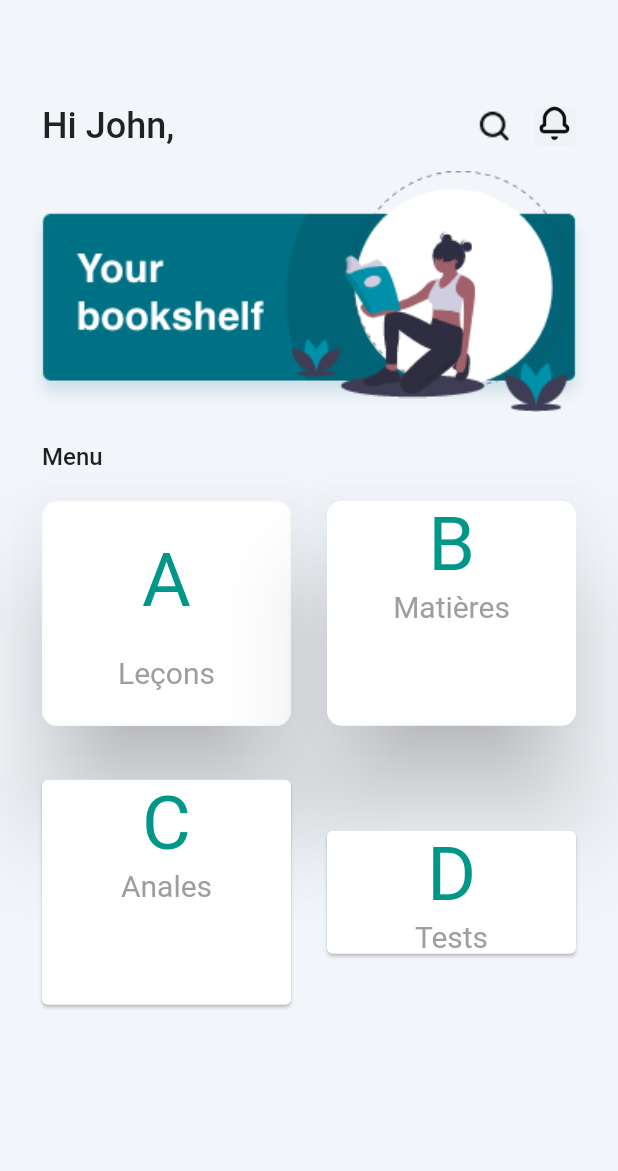
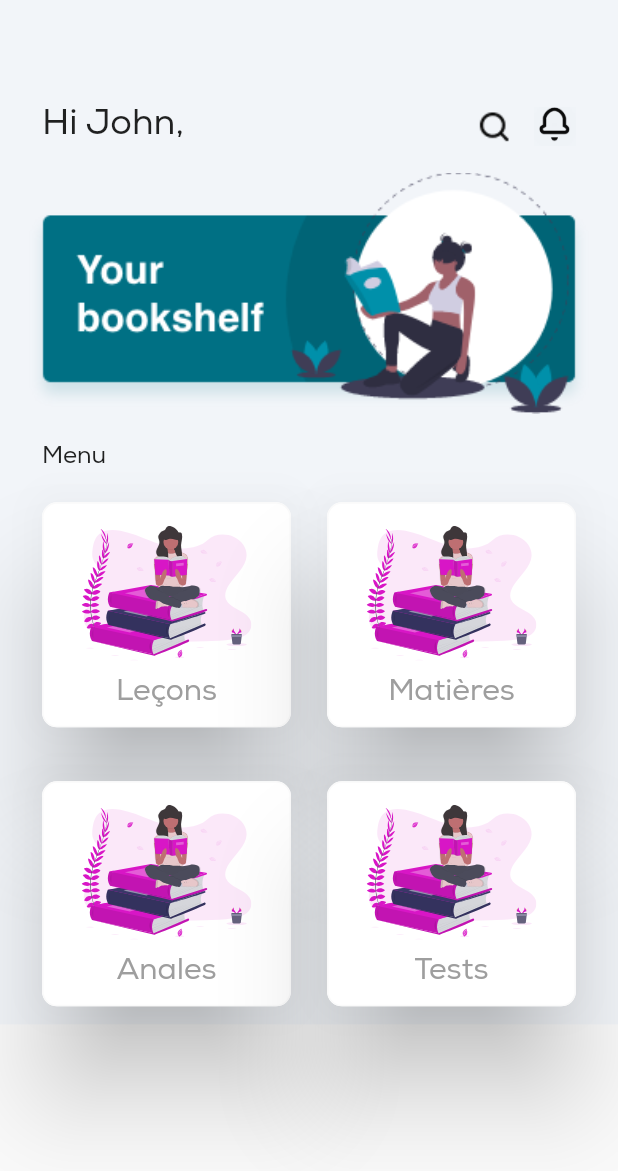
Before and after one commit to livlegend/cours_reading, a Flutter app: the screen it shows after launch, on a phone screen of 412 x 824 dp. Shown: the top 1171 px of the screen. Run offline on Flutter 3.47's test engine with Material 2 defaults, Android fonts, the phone set to English and light mode, and no system bars; our stand-ins replace flutter_svg.

Commit message:
updating home figure

```diff
--- a/lib/views/home.dart
+++ b/lib/views/home.dart
@@ -4,6 +4,7 @@ import 'package:flutter/material.dart';
 import 'package:bookshelf_app/data/data.dart';
 import 'package:bookshelf_app/models/book_model.dart';
 import 'package:bookshelf_app/models/single_book_model.dart';
+import 'package:flutter_svg/flutter_svg.dart';
 import 'package:bookshelf_app/resource/widgets.dart';
 
 String slectedCategorie = "All";
@@ -31,7 +32,8 @@ class _MyHomePageState extends State<MyHomePage> {
   @override
   Widget build(BuildContext context) {
     return Scaffold(
-      body: Container(
+      body: SingleChildScrollView(
+        child:Container(
           color: Color(0xffF2F5F9),
           padding: EdgeInsets.symmetric(horizontal: 16),
           child: Container(
@@ -49,7 +51,10 @@ class _MyHomePageState extends State<MyHomePage> {
                       Text(
                         "Hi John,",
                         style:
-                          TextStyle(fontWeight: FontWeight.w500, fontSize: 24),
+                        TextStyle(
+                            fontWeight: FontWeight.w500,
+                            fontFamily: 'NexaRegular',
+                            fontSize: 24),
                       ),
                       Spacer(),
                       Image.asset(
@@ -82,6 +87,7 @@ class _MyHomePageState extends State<MyHomePage> {
                     style: TextStyle(
                         color: Colors.black87,
                         fontSize: 16,
+                        fontFamily: 'NexaRegular',
                         fontWeight: FontWeight.w500),
                   ),
                 ),
@@ -107,18 +113,19 @@ class _MyHomePageState extends State<MyHomePage> {
                                   child:Column(
                                     mainAxisAlignment: MainAxisAlignment.center,
                                     children: <Widget>[
-                                    Text(
-                                      'A',
-                                      style: TextStyle(
-                                          fontSize: 50.0, color: Colors.teal),
+                                      SizedBox(
+                                        height: 5.0   ,
                                       ),
+                                      SvgPicture.asset("assets/book_lover.svg",matchTextDirection: false,height: 90.0, width: 200,),
                                       SizedBox(
-                                      height: 20.0,
+                                        height: 10.0   ,
                                       ),
                                       Text(
                                         'Leçons',
                                         style: TextStyle(
-                                          fontSize: 20.0, color: Colors.grey),
+                                            fontSize: 20.0,
+                                            fontFamily: 'NexaRegular',
+                                            color: Colors.grey),
                                       ),
                                       SizedBox(
                                         width: 10.0,
@@ -126,7 +133,8 @@ class _MyHomePageState extends State<MyHomePage> {
                                     ],
                                   )
                               ),
-                          )),
+                            )
+                        ),
                       ),
                       Expanded(
                           child: Padding(
@@ -135,35 +143,37 @@ class _MyHomePageState extends State<MyHomePage> {
                                 color: Colors.white,
                                 elevation: 30.0,
                                 shape: RoundedRectangleBorder(
+                                  side: BorderSide(color: Colors.grey.shade50, width: 1),
                                   borderRadius: BorderRadius.circular(10),
                                 ),
                                 child: Container(
                                     width: 350,
                                     height: 150,
-                              child: Center(
-                                child: Column(
+                                    child:Column(
+                                      mainAxisAlignment: MainAxisAlignment.center,
                                       children: <Widget>[
-                                    Text(
-                                      'B',
-                                      style: TextStyle(
-                                          fontSize: 50.0, color: Colors.teal),
+                                        SizedBox(
+                                          height: 5.0   ,
                                         ),
+                                        SvgPicture.asset("assets/book_lover.svg",matchTextDirection: false,height: 90.0, width: 200,),
                                         SizedBox(
-                                      width: 10.0,
+                                          height: 10.0   ,
                                         ),
                                         Text(
                                           'Matières',
                                           style: TextStyle(
-                                          fontSize: 20.0, color: Colors.grey),
+                                              fontSize: 20.0,
+                                              fontFamily: 'NexaRegular',
+                                              color: Colors.grey),
                                         ),
                                         SizedBox(
                                           width: 10.0,
                                         ),
                                       ],
+                                    )
                                 ),
+                              )
                           ),
-                            ),
-                          )),
                       ),
                     ],
                   ),
@@ -179,29 +189,36 @@ class _MyHomePageState extends State<MyHomePage> {
                             padding: const EdgeInsets.all(8.0),
                             child: Card(
                               color: Colors.white,
+                              elevation: 30.0,
+                              shape: RoundedRectangleBorder(
+                                side: BorderSide(color: Colors.grey.shade50, width: 1),
+                                borderRadius: BorderRadius.circular(10),
+                              ),
                               child: Container(
                                   width: 350,
                                   height: 150,
-                              child: Column(
+                                  child:Column(
+                                    mainAxisAlignment: MainAxisAlignment.center,
                                     children: <Widget>[
-                                  Text(
-                                    'C',
-                                    style: TextStyle(
-                                        fontSize: 50.0, color: Colors.teal),
+                                      SizedBox(
+                                        height: 5.0   ,
                                       ),
+                                      SvgPicture.asset("assets/book_lover.svg",matchTextDirection: false,height: 90.0, width: 200,),
                                       SizedBox(
-                                    width: 10.0,
+                                        height: 10.0   ,
                                       ),
                                       Text(
                                         'Anales',
                                         style: TextStyle(
-                                        fontSize: 20.0, color: Colors.grey),
+                                            fontSize: 20.0,
+                                            fontFamily: 'NexaRegular',
+                                            color: Colors.grey),
                                       ),
                                       SizedBox(
                                         width: 10.0,
                                       ),
                                     ],
-                              ),
+                                  )
                               ),
                             )
                         ),
@@ -211,27 +228,39 @@ class _MyHomePageState extends State<MyHomePage> {
                             padding: const EdgeInsets.all(8.0),
                             child: Card(
                               color: Colors.white,
-                            child: Column(
+                              elevation: 30.0,
+                              shape: RoundedRectangleBorder(
+                                side: BorderSide(color: Colors.grey.shade50, width: 1),
+                                borderRadius: BorderRadius.circular(10),
+                              ),
+                              child: Container(
+                                  width: 350,
+                                  height: 150,
+                                  child:Column(
+                                    mainAxisAlignment: MainAxisAlignment.center,
                                     children: <Widget>[
-                                Text(
-                                  'D',
-                                  style: TextStyle(
-                                      fontSize: 50.0, color: Colors.teal),
+                                      SizedBox(
+                                        height: 5.0   ,
                                       ),
+                                      SvgPicture.asset("assets/book_lover.svg",matchTextDirection: false,height: 90.0, width: 200,),
                                       SizedBox(
-                                  width: 10.0,
+                                        height: 10.0   ,
                                       ),
                                       Text(
                                         'Tests',
                                         style: TextStyle(
-                                      fontSize: 20.0, color: Colors.grey),
+                                            fontSize: 20.0,
+                                            fontFamily: 'NexaRegular',
+                                            color: Colors.grey),
                                       ),
                                       SizedBox(
                                         width: 10.0,
                                       ),
                                     ],
+                                  )
                               ),
-                          )),
+                            )
+                        ),
                       ),
                     ],
                   ),
@@ -240,6 +269,7 @@ class _MyHomePageState extends State<MyHomePage> {
             ),
           ),
         ),
+      ),
     );
   }
 }
--- a/pubspec.yaml
+++ b/pubspec.yaml
@@ -23,6 +23,7 @@ dependencies:
   # The following adds the Cupertino Icons font to your application.
   # Use with the CupertinoIcons class for iOS style icons.
   cupertino_icons: ^0.1.2
+  flutter_svg: ^0.22.0
 
 dev_dependencies:
   flutter_test:
@@ -44,6 +45,10 @@ flutter:
   assets:
      - assets/
   #  - images/a_dot_ham.jpeg
+  fonts:
+  - family: NexaRegular
+    fonts:
+    - asset: assets/fonts/nexa/NexaRegular.ttf
 
   # An image asset can refer to one or more resolution-specific "variants", see
   # https://flutter.dev/assets-and-images/#resolution-aware.
```
Also changed, not shown: assets/book_lover.svg (added), assets/fonts/nexa/Nexa-Light.ttf (added), assets/fonts/nexa/NexaBlack.ttf (added), assets/fonts/nexa/NexaLight.otf (added), assets/fonts/nexa/NexaRegular.ttf (added), pubspec.lock. Lines whose indentation alone changed are shown as unchanged.
